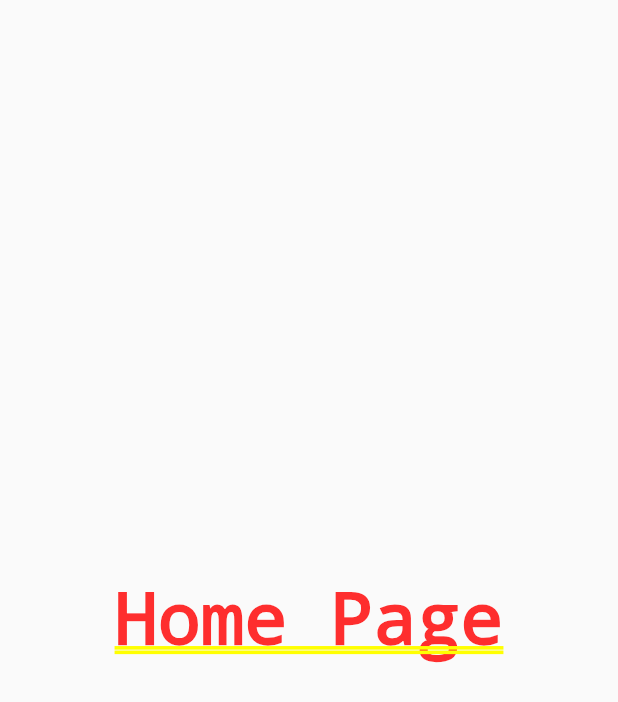
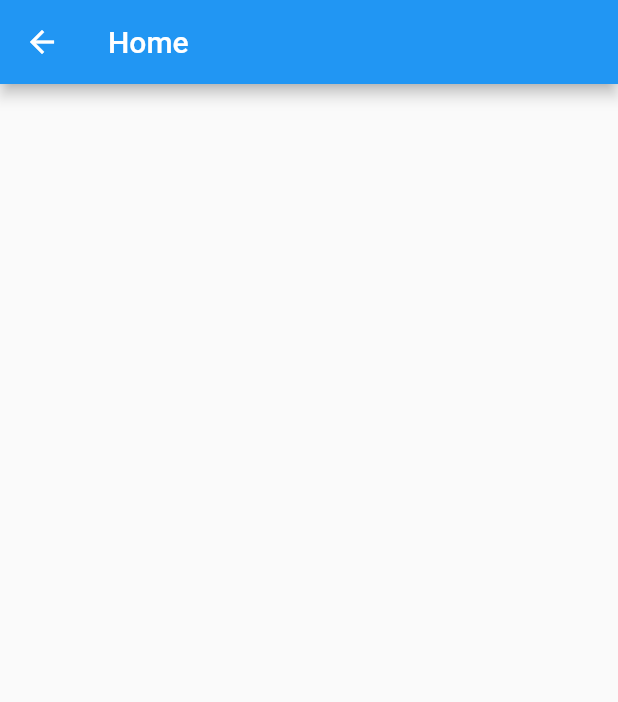
Before and after one commit to ericzorn93/Aria-Mobile, a Flutter app: the HomePage screen opened directly, on a phone screen of 412 x 824 dp. Shown: the top 702 px of the screen. Run offline on Flutter 3.47's test engine with Material 2 defaults, Android fonts, the phone set to English and light mode, and no system bars; our stand-ins replace bloc, equatable, flutter_bloc.

```diff
--- a/lib/pages/home.dart
+++ b/lib/pages/home.dart
@@ -1,3 +1,4 @@
+import 'dart:io';
 import 'package:flutter/material.dart';
 import 'package:flutter/cupertino.dart';
 
@@ -11,11 +12,23 @@ class HomePage extends StatefulWidget {
 class _HomePageState extends State<HomePage> {
   @override
   Widget build(BuildContext context) {
-    return CupertinoPageScaffold(
-      child: Container(
-        child: Center(
-          child: Text("Home Page"),
+    if (Platform.isIOS) {
+      return CupertinoPageScaffold(
+        navigationBar: CupertinoNavigationBar(
+          backgroundColor: CupertinoColors.destructiveRed,
+          middle: Text("Home Page", style: TextStyle(color: Colors.white)),
         ),
+        child: Container(
+          child: Center(
+            child: Text("Home Page"),
+          ),
+        ),
+      );
+    }
+
+    return Scaffold(
+      appBar: AppBar(
+        title: Text("Home"),
       ),
     );
   }
```
Also changed, not shown: lib/pages/auth/LoginPage.dart (+20 -7 lines), 1 other file.
